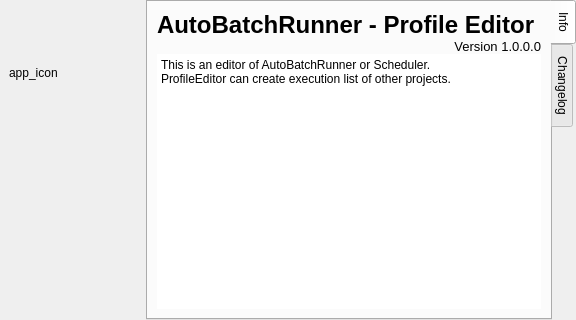
Qt form src/ProfileEditor/aboutpe.ui (karakirimu/AutoBatchTools) before a commit.
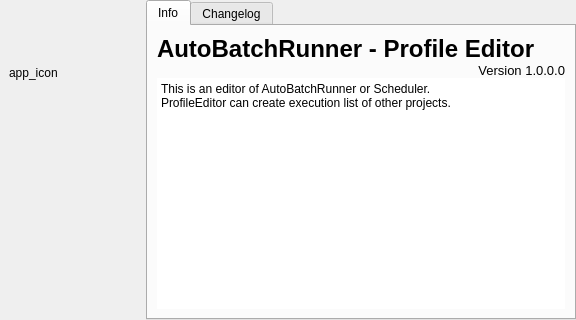
The same form after that commit.

Diff of the .ui file:
```diff
--- a/src/ProfileEditor/aboutpe.ui
+++ b/src/ProfileEditor/aboutpe.ui
@@ -94,7 +94,7 @@
       <item>
        <widget class="QTabWidget" name="infotabs">
         <property name="tabPosition">
-         <enum>QTabWidget::East</enum>
+         <enum>QTabWidget::North</enum>
         </property>
         <property name="currentIndex">
          <number>0</number>
```
